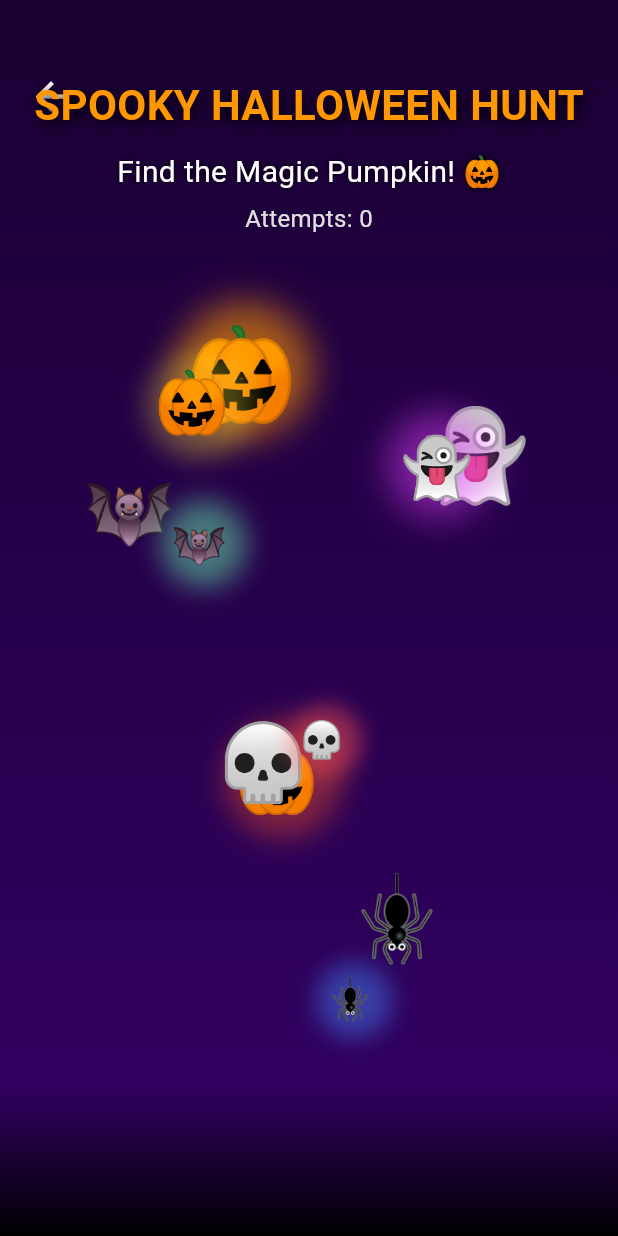
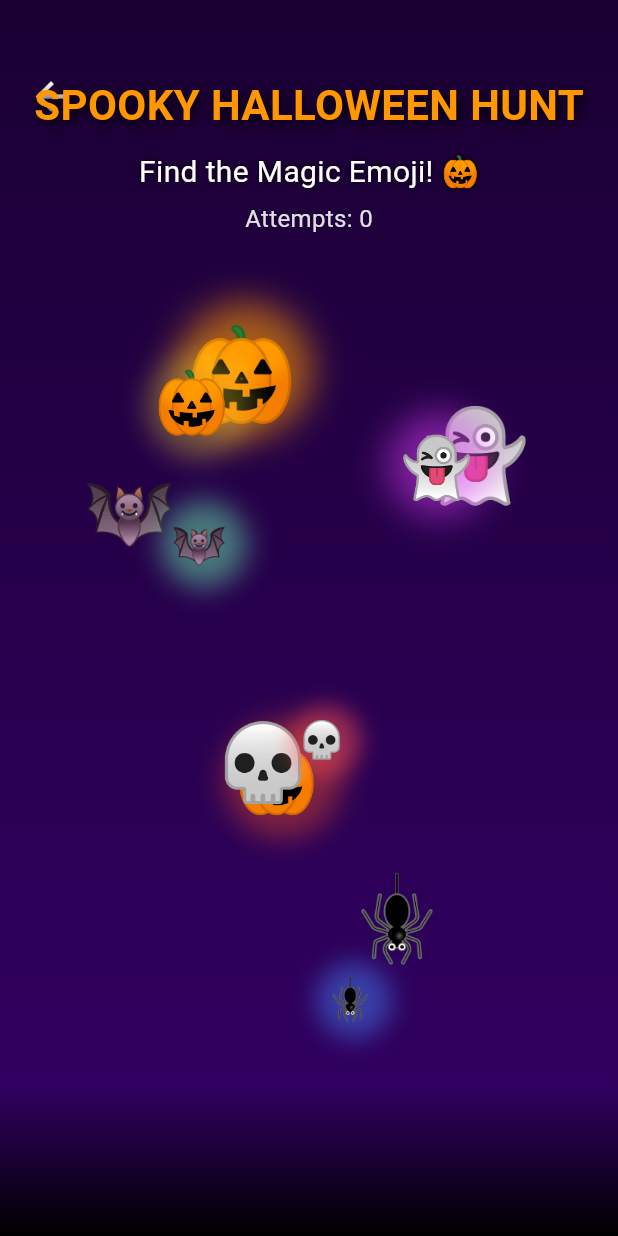
Before and after one commit to rishitaido/inclass9, a Flutter app: the screen it shows after launch, after a tap on "PLAY", on a phone screen of 412 x 824 dp. Run offline on Flutter 3.47's test engine with Material 3 defaults, Android fonts, the phone set to English and light mode, and no system bars; our stand-ins replace audioplayers.

Commit message:
Last changes applied

```diff
--- a/lib/main.dart
+++ b/lib/main.dart
@@ -121,7 +121,7 @@ class _WelcomePageState extends State<WelcomePage>
                   child: Column(
                     children: [
                       Text(
-                        ' Find the Magic Emoji ',
+                        ' Find the Magic Emoji! 🎃',
                         style: TextStyle(
                           fontSize: 22,
                           color: Colors.white,
@@ -231,7 +231,7 @@ class HalloweenGame extends StatefulWidget {
 class _HalloweenGameState extends State<HalloweenGame>
     with TickerProviderStateMixin {
   bool gameWon = false;
-  String message = "Find the Magic Pumpkin! 🎃";
+  String message = "Find the Magic Emoji! 🎃";
   int score = 0;
   int attempts = 0;
 
@@ -337,7 +337,7 @@ class _HalloweenGameState extends State<HalloweenGame>
         Timer(Duration(seconds: 1), () {
           if (mounted) {
             setState(() {
-              message = "Find the Magic Pumpkin! 🎃";
+              message = "Find the Magic Emoji! 🎃";
             });
           }
         });
@@ -394,7 +394,7 @@ class _HalloweenGameState extends State<HalloweenGame>
   void _resetGame() {
     setState(() {
       gameWon = false;
-      message = "Find the Magic Pumpkin! 🎃";
+      message = "Find the Magic Emoji! 🎃";
       score = 0;
       attempts = 0;
     });
```
